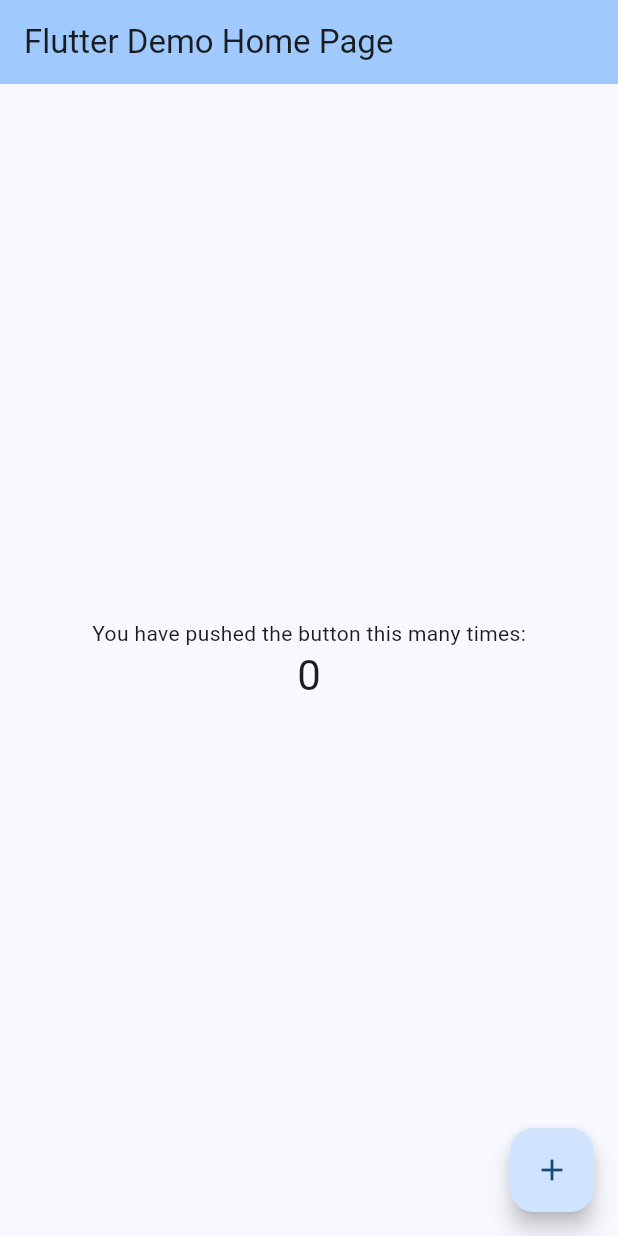
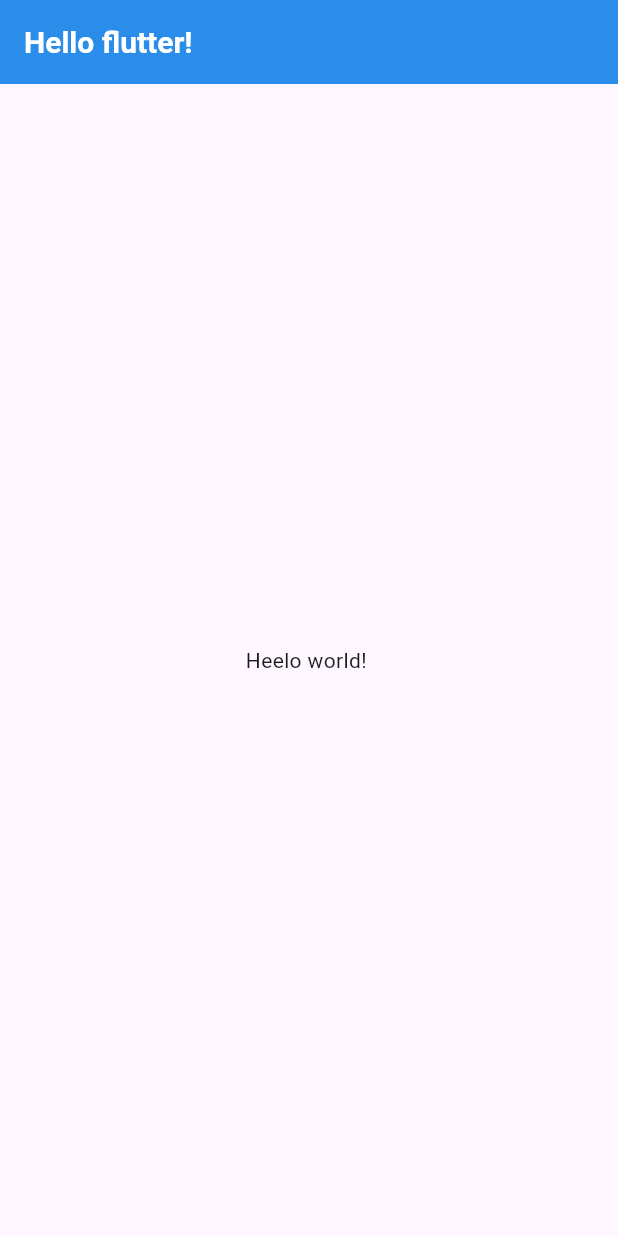
Before and after one commit to ghk0409/OngsToon, a Flutter app: the screen it shows after launch, on a phone screen of 412 x 824 dp. Run offline on Flutter 3.47's test engine with Material 3 defaults, Android fonts, the phone set to English and light mode, and no system bars.

Commit message:
flutter 기본 구조 widget 파악

```diff
--- a/lib/main.dart
+++ b/lib/main.dart
@@ -1,125 +1,28 @@
 import 'package:flutter/material.dart';
 
 void main() {
-  runApp(const MyApp());
+  runApp(App());
 }
 
-class MyApp extends StatelessWidget {
-  const MyApp({super.key});
-
-  // This widget is the root of your application.
+class App extends StatelessWidget {
   @override
   Widget build(BuildContext context) {
     return MaterialApp(
-      title: 'Flutter Demo',
-      theme: ThemeData(
-        // This is the theme of your application.
-        //
-        // TRY THIS: Try running your application with "flutter run". You'll see
-        // the application has a purple toolbar. Then, without quitting the app,
-        // try changing the seedColor in the colorScheme below to Colors.green
-        // and then invoke "hot reload" (save your changes or press the "hot
-        // reload" button in a Flutter-supported IDE, or press "r" if you used
-        // the command line to start the app).
-        //
-        // Notice that the counter didn't reset back to zero; the application
-        // state is not lost during the reload. To reset the state, use hot
-        // restart instead.
-        //
-        // This works for code too, not just values: Most code changes can be
-        // tested with just a hot reload.
-        colorScheme: ColorScheme.fromSeed(seedColor: Colors.blue),
-        useMaterial3: true,
+      home: Scaffold(
+        appBar: AppBar(
+          title: Text('Hello flutter!'),
+          elevation: 10, // shadow
+          backgroundColor: Colors.blue,
+          titleTextStyle: TextStyle(
+            color: Colors.white,
+            fontSize: 20,
+            fontWeight: FontWeight.bold,
+          ),
+        ),
+        body: Center(
+          child: Text('Heelo world! '),
+        ),
       ),
-      home: const MyHomePage(title: 'Flutter Demo Home Page'),
     );
   }
 }
-
-class MyHomePage extends StatefulWidget {
-  const MyHomePage({super.key, required this.title});
-
-  // This widget is the home page of your application. It is stateful, meaning
-  // that it has a State object (defined below) that contains fields that affect
-  // how it looks.
-
-  // This class is the configuration for the state. It holds the values (in this
-  // case the title) provided by the parent (in this case the App widget) and
-  // used by the build method of the State. Fields in a Widget subclass are
-  // always marked "final".
-
-  final String title;
-
-  @override
-  State<MyHomePage> createState() => _MyHomePageState();
-}
-
-class _MyHomePageState extends State<MyHomePage> {
-  int _counter = 0;
-
-  void _incrementCounter() {
-    setState(() {
-      // This call to setState tells the Flutter framework that something has
-      // changed in this State, which causes it to rerun the build method below
-      // so that the display can reflect the updated values. If we changed
-      // _counter without calling setState(), then the build method would not be
-      // called again, and so nothing would appear to happen.
-      _counter++;
-    });
-  }
-
-  @override
-  Widget build(BuildContext context) {
-    // This method is rerun every time setState is called, for instance as done
-    // by the _incrementCounter method above.
-    //
-    // The Flutter framework has been optimized to make rerunning build methods
-    // fast, so that you can just rebuild anything that needs updating rather
-    // than having to individually change instances of widgets.
-    return Scaffold(
-      appBar: AppBar(
-        // TRY THIS: Try changing the color here to a specific color (to
-        // Colors.amber, perhaps?) and trigger a hot reload to see the AppBar
-        // change color while the other colors stay the same.
-        backgroundColor: Theme.of(context).colorScheme.inversePrimary,
-        // Here we take the value from the MyHomePage object that was created by
-        // the App.build method, and use it to set our appbar title.
-        title: Text(widget.title),
-      ),
-      body: Center(
-        // Center is a layout widget. It takes a single child and positions it
-        // in the middle of the parent.
-        child: Column(
-          // Column is also a layout widget. It takes a list of children and
-          // arranges them vertically. By default, it sizes itself to fit its
-          // children horizontally, and tries to be as tall as its parent.
-          //
-          // Column has various properties to control how it sizes itself and
-          // how it positions its children. Here we use mainAxisAlignment to
-          // center the children vertically; the main axis here is the vertical
-          // axis because Columns are vertical (the cross axis would be
-          // horizontal).
-          //
-          // TRY THIS: Invoke "debug painting" (choose the "Toggle Debug Paint"
-          // action in the IDE, or press "p" in the console), to see the
-          // wireframe for each widget.
-          mainAxisAlignment: MainAxisAlignment.center,
-          children: <Widget>[
-            const Text(
-              'You have pushed the button this many times:',
-            ),
-            Text(
-              '$_counter',
-              style: Theme.of(context).textTheme.headlineMedium,
-            ),
-          ],
-        ),
-      ),
-      floatingActionButton: FloatingActionButton(
-        onPressed: _incrementCounter,
-        tooltip: 'Increment',
-        child: const Icon(Icons.add),
-      ), // This trailing comma makes auto-formatting nicer for build methods.
-    );
-  }
-}
```
